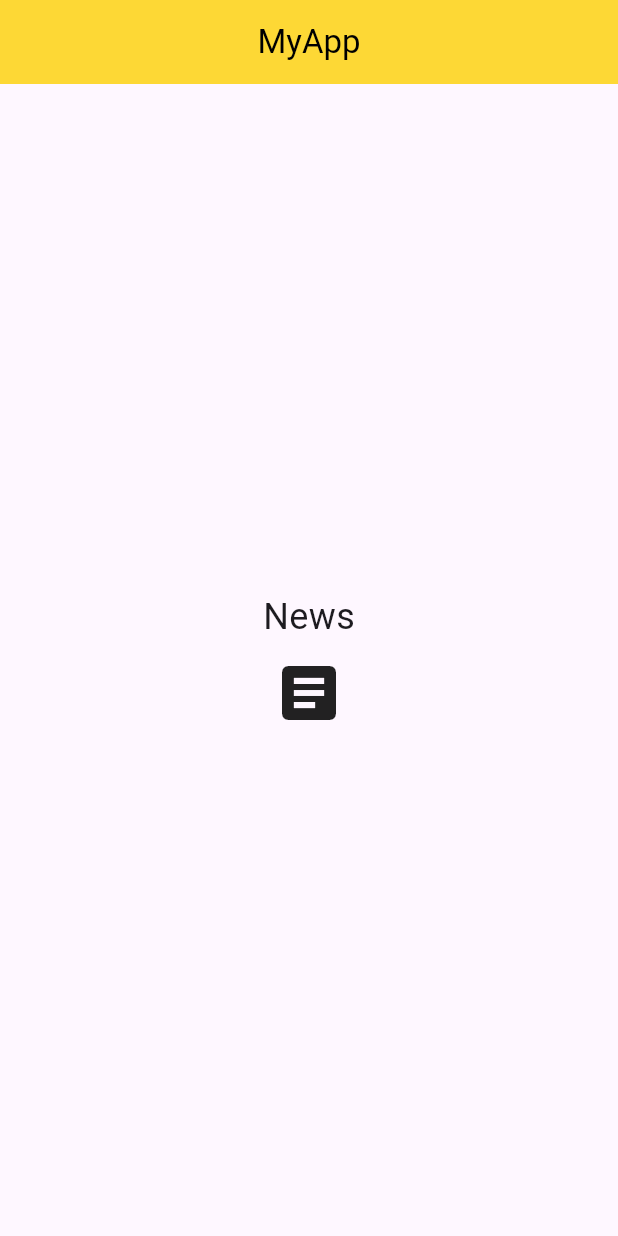
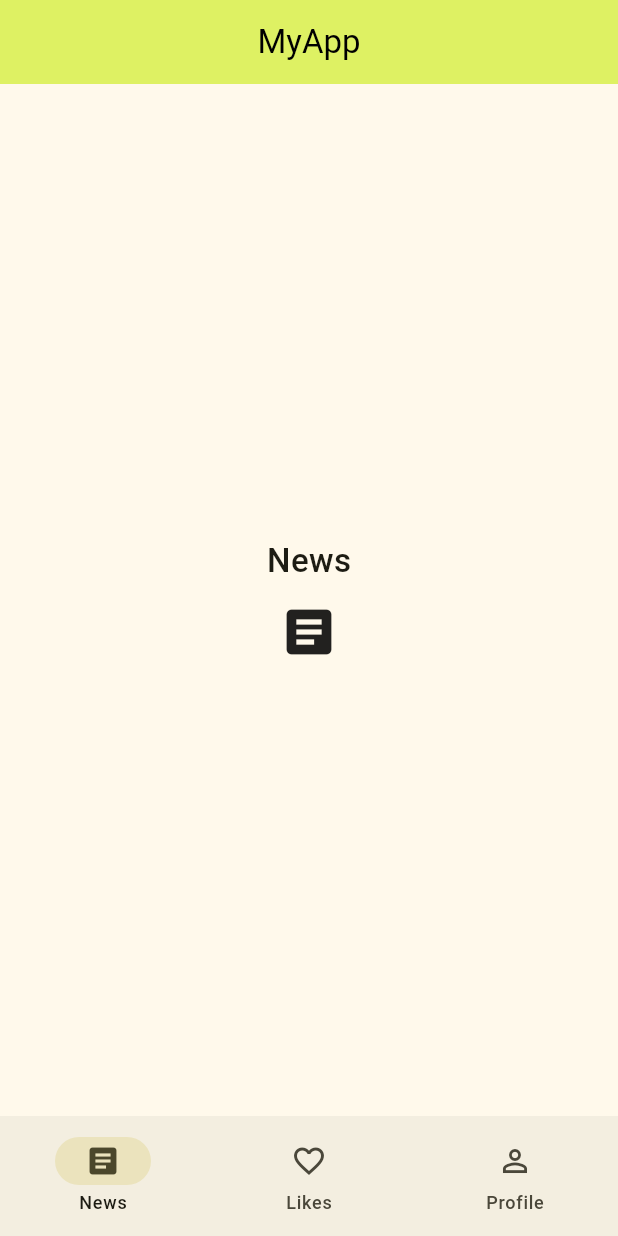
Before and after one commit to poppy-lab/ts_navigation_4_5_4, a Flutter app: the screen it shows after launch, on a phone screen of 412 x 824 dp. Run offline on Flutter 3.47's test engine with Material 3 defaults, Android fonts, the phone set to English and light mode, and no system bars.

Commit message:
Aufgabe 3

```diff
--- a/lib/main.dart
+++ b/lib/main.dart
@@ -1,13 +1,22 @@
 import 'package:flutter/material.dart';
 import 'screens/app_home.dart';
 
-void main() => runApp(const MyApp());
+void main() {
+  runApp(const MyApp());
+}
 
 class MyApp extends StatelessWidget {
   const MyApp({super.key});
 
   @override
   Widget build(BuildContext context) {
-    return const MaterialApp(home: AppHome());
+    return MaterialApp(
+      title: 'MyApp',
+      theme: ThemeData(
+        useMaterial3: true, // wichtig für Material 3
+        colorSchemeSeed: Colors.yellow,
+      ),
+      home: const AppHome(),
+    );
   }
 }
--- a/lib/screens/app_home.dart
+++ b/lib/screens/app_home.dart
@@ -11,8 +11,10 @@ class AppHome extends StatefulWidget {
 }
 
 class _AppHomeState extends State<AppHome> {
+  // Der aktuell ausgewählte Index in der NavigationBar
   int currentIndex = 0;
 
+  // Die Screens, zwischen denen per Navigation gewechselt wird
   final List<Widget> screens = const [
     NewsScreen(),
     LikesScreen(),
@@ -22,12 +24,42 @@ class _AppHomeState extends State<AppHome> {
   @override
   Widget build(BuildContext context) {
     return Scaffold(
+      // AppBar mit Titel
       appBar: AppBar(
-        backgroundColor: Colors.yellow[600],
+        backgroundColor: const Color.fromARGB(255, 222, 241, 99),
         title: const Text('MyApp', style: TextStyle(color: Colors.black)),
         centerTitle: true,
       ),
-      body: screens[currentIndex], // Zeigt den aktiven Screen an
+
+      // Body zeigt immer den Screen entsprechend currentIndex
+      body: screens[currentIndex],
+
+      // Material 3 NavigationBar (Bottom Navigation)
+      bottomNavigationBar: NavigationBar(
+        selectedIndex: currentIndex,
+        onDestinationSelected: (int index) {
+          setState(() {
+            currentIndex = index;
+          });
+        },
+        destinations: const [
+          NavigationDestination(
+            icon: Icon(Icons.article_outlined),
+            selectedIcon: Icon(Icons.article),
+            label: 'News',
+          ),
+          NavigationDestination(
+            icon: Icon(Icons.favorite_border),
+            selectedIcon: Icon(Icons.favorite),
+            label: 'Likes',
+          ),
+          NavigationDestination(
+            icon: Icon(Icons.person_outline),
+            selectedIcon: Icon(Icons.person),
+            label: 'Profile',
+          ),
+        ],
+      ),
     );
   }
 }
--- a/lib/screens/news_screen.dart
+++ b/lib/screens/news_screen.dart
@@ -9,9 +9,12 @@ class NewsScreen extends StatelessWidget {
       child: Column(
         mainAxisAlignment: MainAxisAlignment.center,
         children: [
-          Text('News', style: TextStyle(fontSize: 24)),
-          SizedBox(height: 10),
-          Icon(Icons.article, size: 48),
+          Text(
+            'News',
+            style: TextStyle(fontSize: 22, fontWeight: FontWeight.w500),
+          ),
+          SizedBox(height: 12),
+          Icon(Icons.article, size: 40),
         ],
       ),
     );
```
Also changed, not shown: lib/screens/likes_screen.dart (+15 -10 lines), lib/screens/profile_screen.dart (+13 -12 lines).
